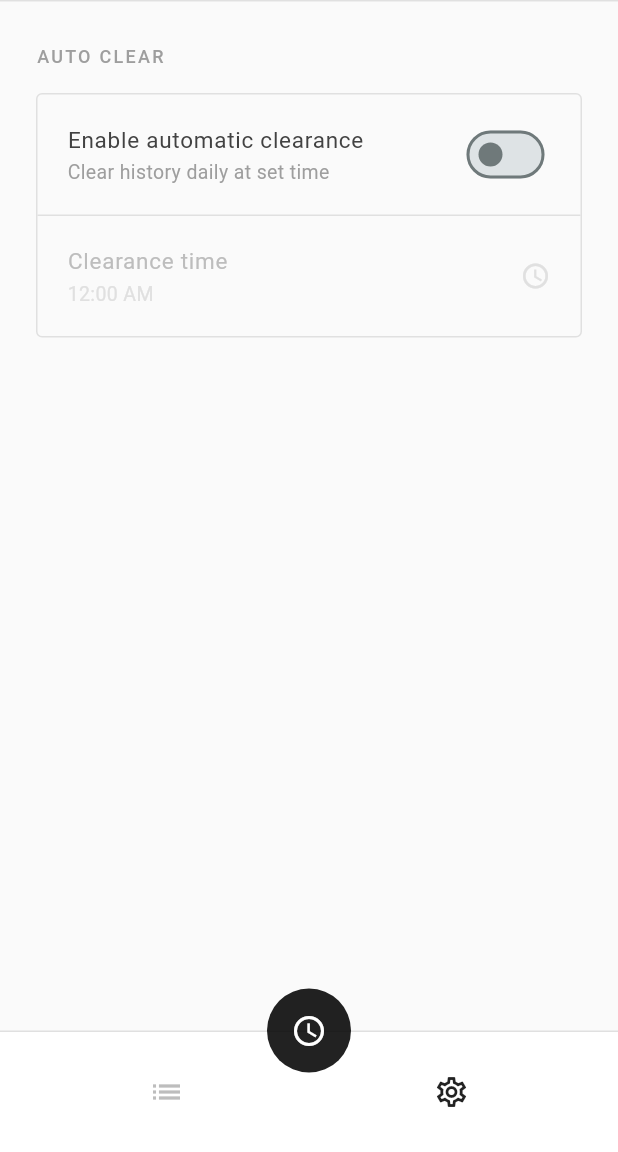
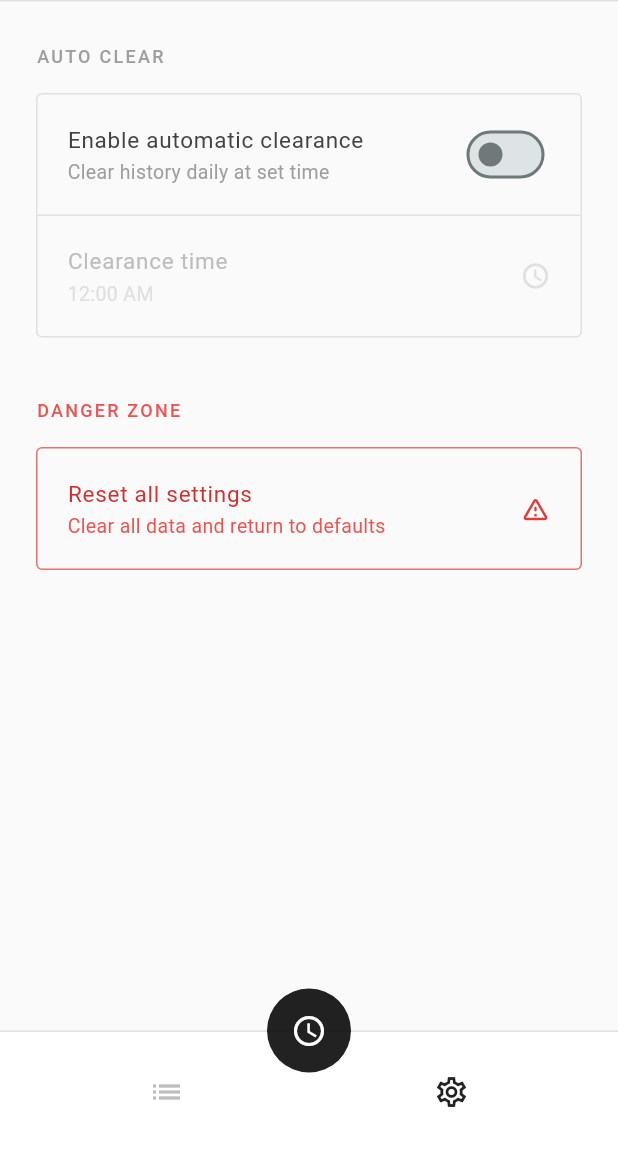
Before and after one commit to g-ramalho/technical-test-flutter-stefanini, a Flutter app: the screen it shows after launch, after a tap on the "list" icon, after a tap on the "access time" icon, after a tap on the "settings" icon, on a phone screen of 412 x 824 dp, the part 84-1236 px from its top. Run offline on Flutter 3.47's test engine with Material 3 defaults, Android fonts, the phone set to English and light mode, and no system bars; our stand-ins replace connectivity_plus, shared_preferences.

Commit message:
feat: implements a preferences reset option inside the settings page

```diff
--- a/lib/pages/settings.dart
+++ b/lib/pages/settings.dart
@@ -46,6 +46,46 @@ class _SettingsPageState extends State<SettingsPage> {
     setState(() {
       _autoClearTime = time;
     });
+  }
+
+  Future<void> _resetPreferences() async {
+    final bool? shouldReset = await showDialog<bool>(
+      context: context,
+      builder: (context) => AlertDialog(
+        title: const Text('Reset All Settings'),
+        content: const Text(
+          'This will reset all settings to defaults and clear all clock-in history. This action cannot be undone.',
+        ),
+        actions: [
+          TextButton(
+            onPressed: () => Navigator.of(context).pop(false),
+            child: const Text('Cancel'),
+          ),
+          TextButton(
+            onPressed: () => Navigator.of(context).pop(true),
+            style: TextButton.styleFrom(
+              foregroundColor: Colors.red,
+            ),
+            child: const Text('Reset'),
+          ),
+        ],
+      ),
+    );
+
+    if (shouldReset == true) {
+      final prefs = await SharedPreferences.getInstance();
+      await prefs.clear();
+      await _loadSettings();
+      if (mounted) {
+        ScaffoldMessenger.of(context).showSnackBar(
+          SnackBar(
+            content: const Text('All settings have been reset to defaults'),
+            backgroundColor: Colors.grey[800],
+            behavior: SnackBarBehavior.floating,
+          ),
+        );
+      }
+    }
   }
 
   @override
@@ -137,6 +177,51 @@ class _SettingsPageState extends State<SettingsPage> {
             ],
           ),
         ),
+        Padding(
+          padding: const EdgeInsets.fromLTRB(24, 32, 24, 8),
+          child: Text(
+            'DANGER ZONE',
+            style: TextStyle(
+              fontSize: 12,
+              letterSpacing: 1.5,
+              color: Colors.red[400],
+              fontWeight: FontWeight.w500,
+            ),
+          ),
+        ),
+        Container(
+          margin: const EdgeInsets.symmetric(horizontal: 24, vertical: 8),
+          decoration: BoxDecoration(
+            border: Border.all(color: Colors.red[300]!),
+            borderRadius: BorderRadius.circular(4),
+          ),
+          child: ListTile(
+            title: Text(
+              'Reset all settings',
+              style: TextStyle(
+                fontSize: 15,
+                color: Colors.red[700],
+              ),
+            ),
+            subtitle: Text(
+              'Clear all data and return to defaults',
+              style: TextStyle(
+                fontSize: 13,
+                color: Colors.red[400],
+              ),
+            ),
+            trailing: Icon(
+              Icons.warning_amber_rounded,
+              size: 20,
+              color: Colors.red[600],
+            ),
+            contentPadding: const EdgeInsets.symmetric(
+              horizontal: 20,
+              vertical: 4,
+            ),
+            onTap: _resetPreferences,
+          ),
+        ),
       ],
     );
   }
```
